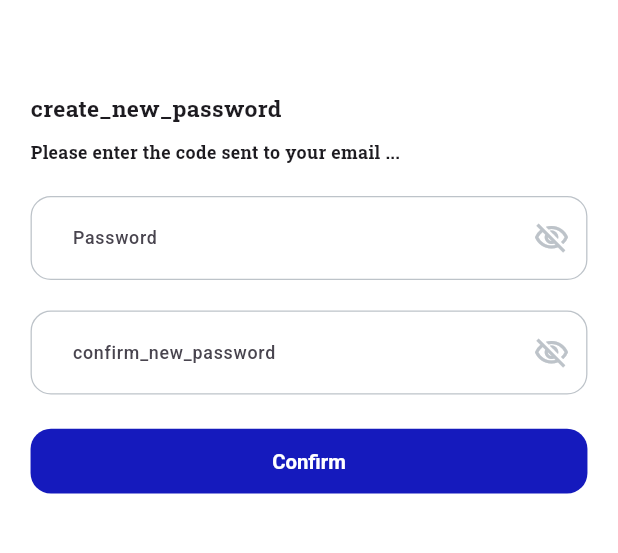
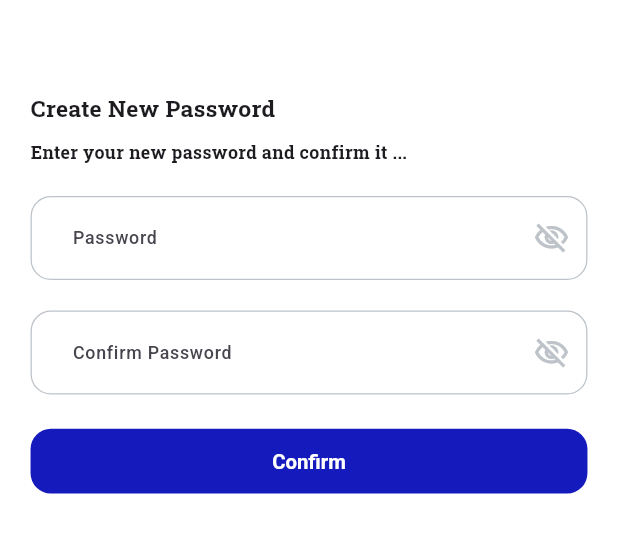
Before and after one commit to Habeba-Elhosary/solari-app, a Flutter app: the CreateNewPasswordScreen screen opened directly, on a phone screen of 412 x 824 dp, the part 280-833 px from its top. Run offline on Flutter 3.47's test engine with Material 3 defaults, Android fonts, the phone set to English and light mode, and no system bars; our stand-ins replace bloc, bot_toast, cached_network_image, connectivity_plus, dio, easy_localization and 13 more; missing offline and left inert: firebase_notifications_handler; accounts and stored records are empty; statements that could not run were skipped.

Commit message:
finished create new password

```diff
--- a/assets/translations/en.json
+++ b/assets/translations/en.json
@@ -18,5 +18,8 @@
   "did_not_get_code" : "Did not get code ?",
   "resend_code" : "Resend Code",
   "otp_will_be_sent_in" : "OTP will be sent in",
-  "sec" : "sec"
+  "sec" : "sec",
+  "create_new_password" : "Create New Password",
+  "create_new_password_description" : "Enter your new password and confirm it ... ",
+  "confirm_password" : "Confirm Password"
 }
--- a/lib/features/auth/presentation/pages/create_new_password/create_new_password_screen.dart
+++ b/lib/features/auth/presentation/pages/create_new_password/create_new_password_screen.dart
@@ -49,7 +49,7 @@ class _CreateNewPasswordScreenState extends State<CreateNewPasswordScreen> {
                   ),
                   const AppSpacer(heightRatio: 0.5),
                   Text(
-                    tr('please_enter_the_code_sent_to_your_email'),
+                    tr('create_new_password_description'),
                     style: TextStyles.bold14
                         .copyWith(fontFamily: AppFonts.robotoSlab),
                   ),
@@ -61,7 +61,7 @@ class _CreateNewPasswordScreenState extends State<CreateNewPasswordScreen> {
                   ),
                   const AppSpacer(),
                   PasswordTextFormField(
-                    labelText: tr('confirm_new_password'),
+                    labelText: tr('confirm_password'),
                     validator: (String? value) => Validator.confirmPassword(
                         value, passwordController.text),
                     controller: confirmPasswordController,
```
